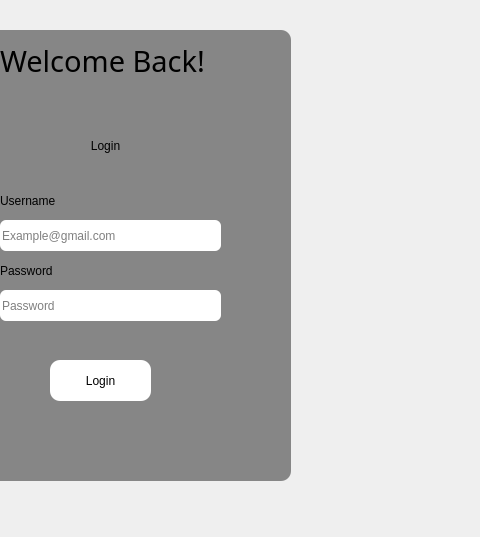
This is Resources/Ui/Login.ui in Darshitjivani/MBAS as Qt 5 draws it before an edit; both pictures show x 250 to 730 and y 0 to 537 of the 730 by 537 pixel window. The edited form follows.
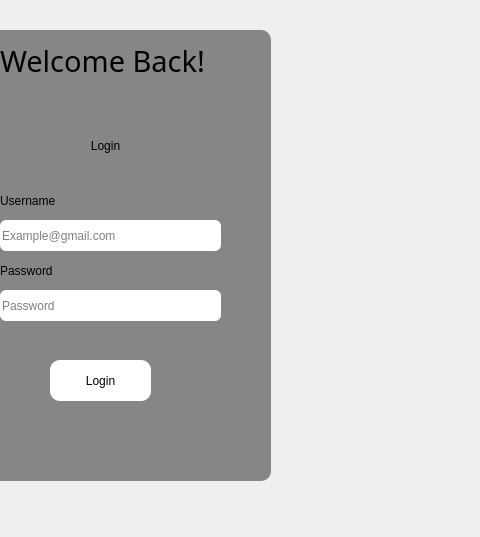
This is the edited form.

The edit to the form file:
```diff
--- a/Resources/Ui/Login.ui
+++ b/Resources/Ui/Login.ui
@@ -19,7 +19,7 @@
      <rect>
       <x>200</x>
       <y>30</y>
-      <width>341</width>
+      <width>321</width>
       <height>451</height>
      </rect>
     </property>
```
